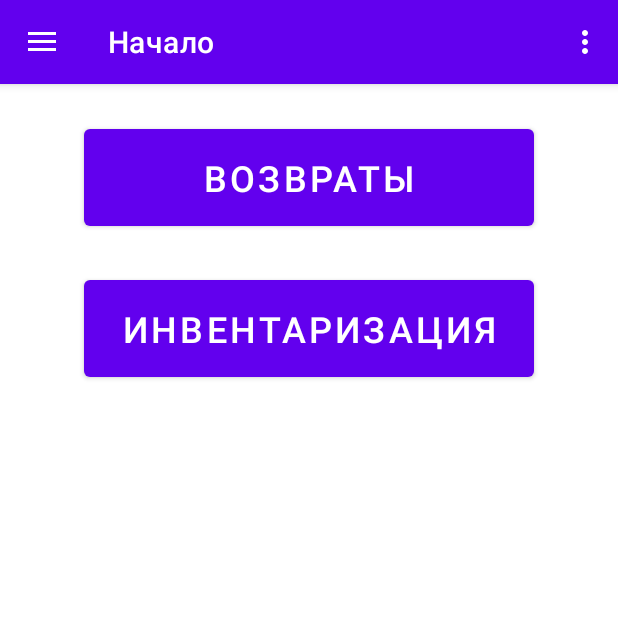
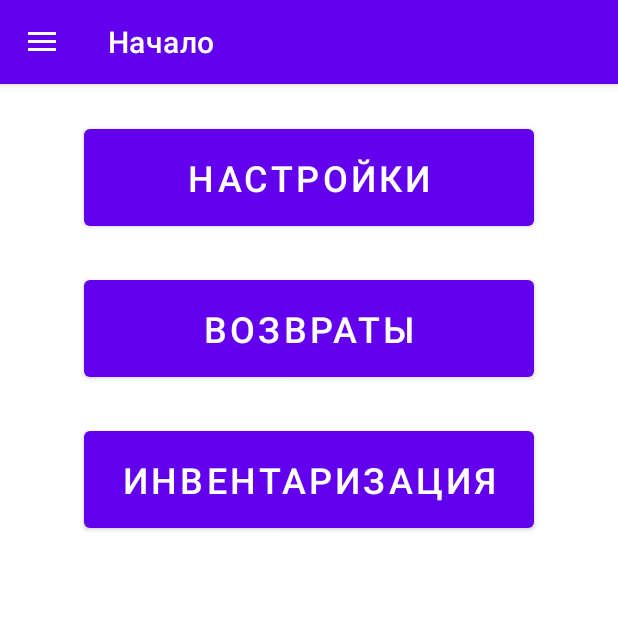
Before and after one commit to uleman1c/ApexWH, an Android app: the screen it shows after launch (MainActivity), on a phone screen of 412 x 824 dp, the top half of it. Run offline under Robolectric (Android 15) with nearby library versions, the light colour scheme and no system bars; our stand-ins replace navigation-ui; libraries missing offline, so code that uses them is left out: com.loopj.android, cz.msebera.android.

Commit message:
home btns ret 2

```diff
--- a/app/src/main/java/com/example/apexwh/DB.java
+++ b/app/src/main/java/com/example/apexwh/DB.java
@@ -17,6 +17,7 @@ import org.json.JSONArray;
 import java.io.File;
 import java.io.UnsupportedEncodingException;
 import java.util.ArrayList;
+import java.util.UUID;
 
 import cz.msebera.android.httpclient.Header;
 import cz.msebera.android.httpclient.entity.mime.HttpMultipartMode;
@@ -575,12 +576,6 @@ public class DB {
                     + "shtrih_code text "
                     + ");");
 
-            db.execSQL("create table refs ("
-                    + "_id integer primary key autoincrement,"
-                    + "internal text, "
-                    + "external text "
-                    + ");");
-
             db.execSQL("create table requestsToSend ("
                     + "_id integer primary key autoincrement,"
                     + "method text, "
@@ -606,4 +601,24 @@ public class DB {
                 }
         }
     }
+
+    public static void onStart(Context mCtx){
+
+        DB db = new DB(mCtx);
+
+        db.open();
+
+        String appId = db.getConstant("appId");
+        if (appId == null) {
+
+            appId = UUID.randomUUID().toString();
+            db.updateConstant("appId", appId);
+
+        }
+
+        db.close();
+
+    }
+
+
 }
--- a/app/src/main/java/com/example/apexwh/HttpClient.java
+++ b/app/src/main/java/com/example/apexwh/HttpClient.java
@@ -72,31 +72,16 @@ public class HttpClient {
 
         requestParams = new JSONObject();
 
-//        DB db = new DB(mCtx);
-//
-//        db.open();
-//
-//        String prog_id = db.getConstant("prog_id");
-//        if (prog_id == null) {
-//
-//            prog_id = UUID.randomUUID().toString();
-//            db.updateConstant("prog_id", prog_id);
-//
-//        }
-//
-//        String base_name = db.getConstant("base_name");
-//        String user = db.getConstant("user");
-//        String pwd = db.getConstant("pwd");
-//
-//        db.close();
-//
-//        addParam("prog_id", prog_id);
-//        addParam("version", Ctx.getResources().getString(R.string.version));
-//
-//        setServerUrl(base_name, mCtx.getString(R.string.hs_wms));
+        DB db = new DB(mCtx);
 
+        db.open();
+
+        String appId = db.getConstant("appId");
+
+        db.close();
 
         client.addHeader("Authorization", "Basic " + Base64.getEncoder().encodeToString((Connections.user + ":" + Connections.password).getBytes(StandardCharsets.UTF_8)));
+        client.addHeader("appId", appId);
 
     }
 
--- a/app/src/main/java/com/example/apexwh/MainActivity.java
+++ b/app/src/main/java/com/example/apexwh/MainActivity.java
@@ -24,6 +24,8 @@ public class MainActivity extends AppCompatActivity {
     @Override
     protected void onCreate(Bundle savedInstanceState) {
         super.onCreate(savedInstanceState);
+
+        DB.onStart(getBaseContext());
 
         binding = ActivityMainBinding.inflate(getLayoutInflater());
         setContentView(binding.getRoot());
--- a/app/src/main/res/layout/fragment_home.xml
+++ b/app/src/main/res/layout/fragment_home.xml
@@ -5,6 +5,19 @@
     android:layout_width="match_parent"
     android:layout_height="match_parent"
     tools:context=".ui.home.HomeFragment">
+
+    <Button
+        android:id="@+id/btnSettings"
+        android:layout_width="wrap_content"
+        android:layout_height="wrap_content"
+        android:layout_marginTop="24dp"
+        android:width="300sp"
+        android:padding="16sp"
+        android:text="Настройки"
+        android:textSize="24sp"
+        app:layout_constraintEnd_toEndOf="parent"
+        app:layout_constraintStart_toStartOf="parent"
+        app:layout_constraintTop_toTopOf="parent" />
 
     <Button
         android:id="@+id/btnReturns"
@@ -17,7 +30,7 @@
         android:textSize="24sp"
         app:layout_constraintEnd_toEndOf="parent"
         app:layout_constraintStart_toStartOf="parent"
-        app:layout_constraintTop_toTopOf="parent" />
+        app:layout_constraintTop_toBottomOf="@+id/btnSettings" />
 
     <Button
         android:id="@+id/btnInvents"
--- a/app/src/main/res/menu/main.xml
+++ b/app/src/main/res/menu/main.xml
@@ -1,9 +1,3 @@
 <?xml version="1.0" encoding="utf-8"?>
 <menu xmlns:android="http://schemas.android.com/apk/res/android"
-    xmlns:app="http://schemas.android.com/apk/res-auto">
-    <item
-        android:id="@+id/action_settings"
-        android:orderInCategory="100"
-        android:title="@string/action_settings"
-        app:showAsAction="never" />
-</menu>
+    xmlns:app="http://schemas.android.com/apk/res-auto"/>
```
